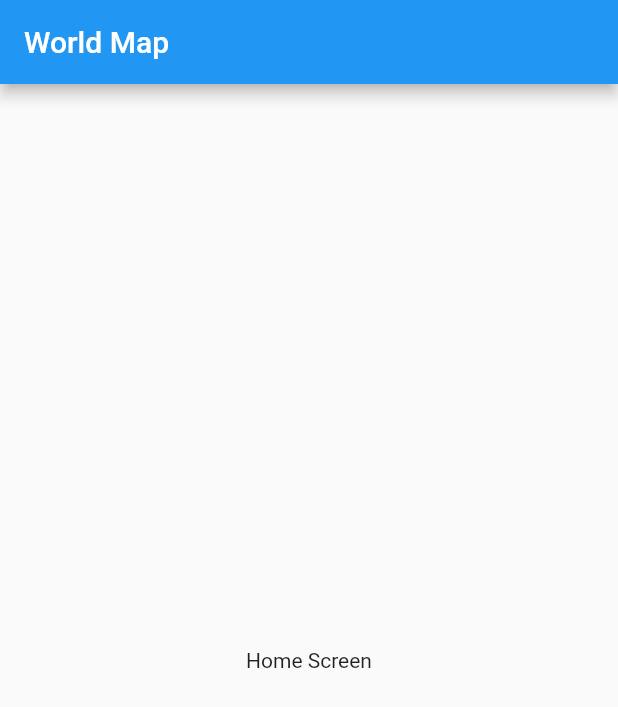
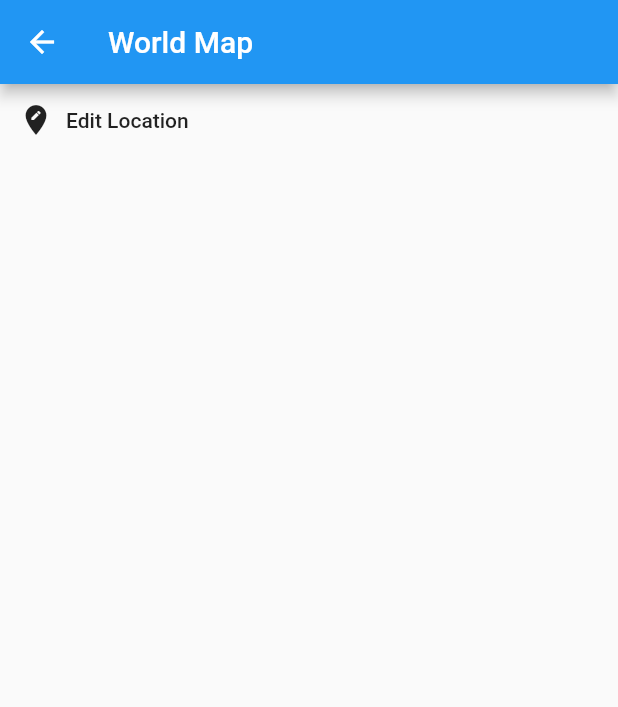
Before and after one commit to randikawann/1stFlutterApp20200405, a Flutter app: the screen it shows after launch, on a phone screen of 412 x 824 dp. Shown: the top 707 px of the screen. Run offline on Flutter 3.47's test engine with Material 2 defaults, Android fonts, the phone set to English and light mode, and no system bars.

```diff
--- a/lib/main.dart
+++ b/lib/main.dart
@@ -1,7 +1,15 @@
 import 'package:flutter/material.dart';
 import 'pages/home.dart';
+import 'pages/loading.dart';
+import 'pages/choose_location.dart';
 
 
 void main() => runApp(MaterialApp(
-  home: Home(),
+//  home: Home(),
+  initialRoute: '/home',
+  routes: {
+    '/': (context) => Loading(),
+    '/home': (context) => Home(),
+    '/location': (context) => ChoooseLocation(),
+  },
 ));
--- a/lib/pages/home.dart
+++ b/lib/pages/home.dart
@@ -1,4 +1,5 @@
 import 'package:flutter/material.dart';
+import 'package:flutter_app_first/main.dart';
 
 class Home extends StatefulWidget {
   @override
@@ -12,7 +13,19 @@ class _HomeState extends State<Home> {
       appBar: AppBar(
         title: Text("World Map"),
       ),
-      body: Center(child: Text("Home Screen")),
+      body: SafeArea(
+        child: Column(
+          children: <Widget>[
+            FlatButton.icon(
+                onPressed: (){
+                  Navigator.pushNamed(context, '/location');
+                },
+                icon: Icon(Icons.edit_location),
+                label: Text("Edit Location"),
+            ),
+          ],
+        ),
+      ),
     );
   }
 }
```
Also changed, not shown: lib/pages/choose_location.dart (+78 -4 lines), branchscreenshot/09worldtimeasyncawait.png (added), branchscreenshot/09worldtimestatefull.png (added).
